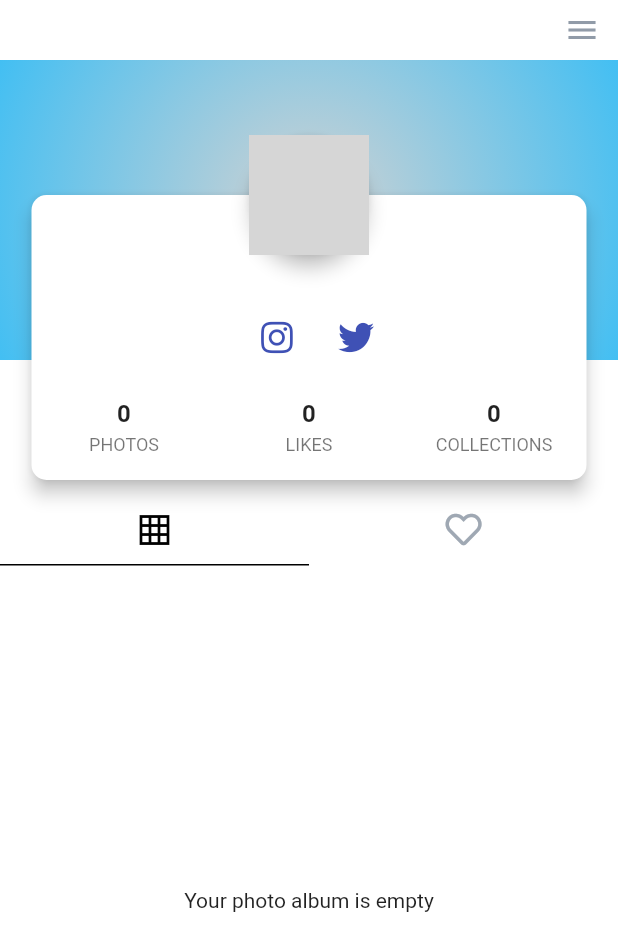
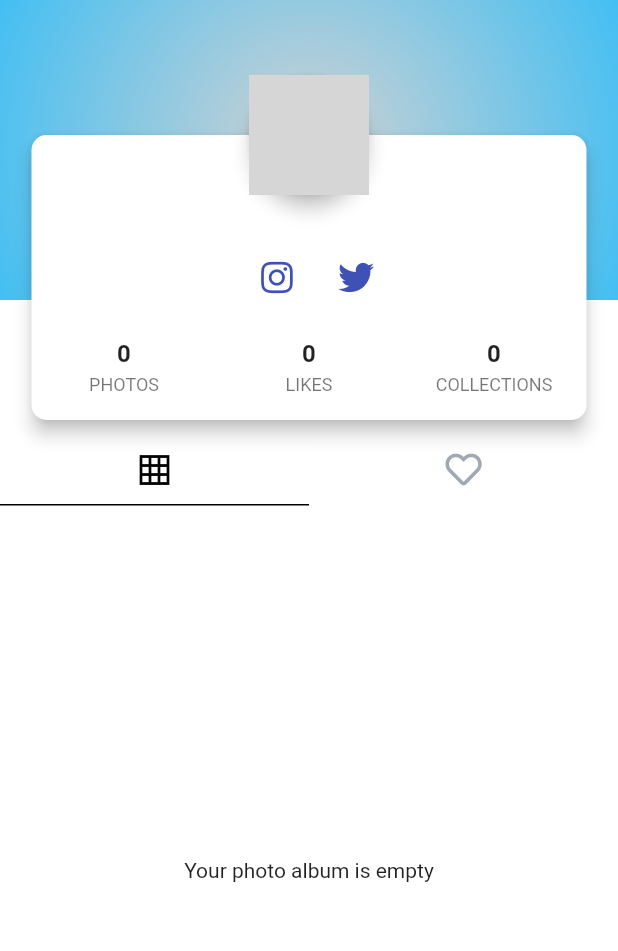
Before and after one commit to frosterlolz/unsplash_gallery, a Flutter app: the ProfilePage screen opened directly with empty values, on a phone screen of 412 x 824 dp. Shown: the top 951 px of the screen. Run offline on Flutter 3.47's test engine with Material 2 defaults, Android fonts, the phone set to English and light mode, and no system bars; our stand-ins replace adaptive_theme, cached_network_image, connectivity, dio, flutter_cache_manager, font_awesome_flutter and 4 more; network calls fail; statements that could not run were skipped; grey boxes are pictures that could not be loaded.

Commit message:
dont know what to write here :D

```diff
--- a/lib/app.dart
+++ b/lib/app.dart
@@ -12,7 +12,7 @@ class MyApp extends StatelessWidget {
   @override
   Widget build(BuildContext context) {
     return AdaptiveTheme(
-      initial: AdaptiveThemeMode.light,
+      initial: AdaptiveThemeMode.system,
       light: kLightTheme,
       dark: kDarkTheme,
       builder: (theme, darkTheme) => MaterialApp(
--- a/lib/screens/bottom_nav_bar/profile.dart
+++ b/lib/screens/bottom_nav_bar/profile.dart
@@ -1,6 +1,6 @@
-import 'package:adaptive_action_sheet/adaptive_action_sheet.dart';
+import 'dart:async';
+import 'dart:io';
 import 'package:flutter/material.dart';
-import 'package:flutter_cache_manager/flutter_cache_manager.dart';
 import 'package:font_awesome_flutter/font_awesome_flutter.dart';
 import 'package:unsplash_gallery/data_provider.dart';
 import 'package:unsplash_gallery/generated/l10n.dart';
@@ -8,7 +8,6 @@ import 'package:unsplash_gallery/models/model.dart';
 import 'package:unsplash_gallery/res/colors.dart';
 import 'package:unsplash_gallery/screens/collection_screen.dart';
 import 'package:unsplash_gallery/screens/photo_screen.dart';
-import 'package:unsplash_gallery/widgets/buttons/change_theme.dart';
 import 'package:unsplash_gallery/widgets/collection_widget.dart';
 import 'package:unsplash_gallery/widgets/header_widget.dart';
 import 'package:unsplash_gallery/widgets/photo.dart';
@@ -29,13 +28,16 @@ class ProfilePage extends StatefulWidget {
 }
 
 class _ProfilePageState extends State<ProfilePage> {
+  late StreamSubscription subscription;
+  // final RefreshController _refreshController =
+  //     RefreshController(initialRefresh: false);
   final ScrollController _scrollController = ScrollController();
   final ScrollController _horizontalController = ScrollController();
   int pageCollectionsCount = 1;
   int pageCount = 1;
   int pageLikedCount = 1;
-  bool isLoading = false; // photos+LikedPhotos
-  bool isLoadingCol = false; // collections
+  bool isLoading = false;
+  bool isLoadingCol = false;
   List<Photo> userPhotos = [];
   List<Photo> userLikedPhotos = [];
   List<Collection> userColList = [];
@@ -43,7 +45,18 @@ class _ProfilePageState extends State<ProfilePage> {
   String title = '';
   String description = '';
   bool _isPrivate = false;
-  // late Collection collection;
+  final List<Tab> _tabs = const [
+    Tab(
+      icon: Icon(
+        Icons.grid_on_sharp,
+      ),
+    ),
+    Tab(
+      icon: Icon(
+        FontAwesomeIcons.heart,
+      ),
+    ),
+  ];
 
   @override
   void initState() {
@@ -80,96 +93,24 @@ class _ProfilePageState extends State<ProfilePage> {
     super.dispose();
   }
 
-  final List<Tab> _tabs = const [
-    Tab(
-      icon: Icon(
-        Icons.grid_on_sharp,
-      ),
-    ),
-    Tab(
-      icon: Icon(
-        FontAwesomeIcons.heart,
-      ),
-    ),
-  ];
-
   @override
-  Widget build(BuildContext context) => Builder(
-        builder: (context) => Scaffold(
-            endDrawer: Container(
-              width: MediaQuery.of(context).size.width * 0.70,
-              margin: EdgeInsets.only(top: 60),
-              child: ClipRRect(
-                borderRadius: BorderRadius.only(topLeft: Radius.circular(25)),
-
-                child: Drawer(
-                  child: Column(
-                    mainAxisAlignment: MainAxisAlignment.spaceBetween,
-                    children: [
-                      Column(
-                      children: [
-                        ListTile(title: Text(widget.user.name!, style: TextStyle(fontSize: 18),)),
-                        Divider(thickness: 1.0,),
-                        ListTile(title: Row(children:[Icon(Icons.cached_outlined), SizedBox(width: 10,) ,Text(S.of(context).clearCache)])),
-                      ],
-                    ),
-                      Column(children: [Divider(thickness: 1.0,),Row(
-                        mainAxisAlignment: MainAxisAlignment.spaceBetween,
-                        children: [
-                          IconButton(
-                            // TODO: u know what to do)
-                              onPressed: (){},
-                              icon: Icon(Icons.lightbulb))
-                        ],
-                      )])
-                    ],
-                  ),
-                ),
-              ),
-            ),
-            endDrawerEnableOpenDragGesture: false,
-            appBar: PreferredSize(
-                preferredSize: const Size.fromHeight(40),
-                child: _buildAppBar()),
-            body: _buildTabController()),
-      );
-
-  Widget _buildAppBar() => AppBar(
-        title: Text(
-          // TODO: change this
-          widget.user.username ?? 'username Null',
-          style: const TextStyle(
-            fontWeight: FontWeight.w600,
-            fontStyle: FontStyle.italic,
-          ),
-        ),
-        centerTitle: false,
-        automaticallyImplyLeading: false,
-        elevation: 0,
-        // actions: [
-        //   IconButton(
-        //     icon: const Icon(
-        //       Icons.settings,
-        //     ),
-        //     onPressed: () =>
-        //         // _onButtonPressed(),
-        //   )
-        // ],
-      );
-
-  Widget _buildTabController() => DefaultTabController(
-        length: 2,
-        child: Stack(
+  Widget build(BuildContext context) => Scaffold(
+        body: Stack(
           children: [
             Container(
               height: 200.0,
               decoration: const BoxDecoration(
                 gradient: RadialGradient(
                   radius: 1.5,
-                    colors: [AppColors.alto, AppColors.dodgerBlue]),
+                  colors: [AppColors.alto, AppColors.dodgerBlue],
                 ),
               ),
-            NestedScrollView(
+            ),
+            DefaultTabController(
+              length: 2,
+              child: NestedScrollView(
+                  physics: const BouncingScrollPhysics(),
+                  scrollDirection: Axis.vertical,
                   controller: _scrollController,
                   headerSliverBuilder: (context, _) {
                     return [
@@ -191,26 +132,36 @@ class _ProfilePageState extends State<ProfilePage> {
                           indicatorColor: Theme.of(context).primaryColor,
                           tabs: _tabs,
                         ),
+
                       ),
                       Expanded(
                         child: TabBarView(
                           children: [
                             userPhotos.isEmpty
-                              ? Center(
+                                ? Container(
+                                    color: Theme.of(context)
+                                        .scaffoldBackgroundColor,
+                                    child: Center(
                                       child: Text(S.of(context).noPhotos),
+                                    ),
                                   )
                                 : _gallery(userPhotos),
                             userLikedPhotos.isEmpty
-                              ? Center(
+                                ? Container(
+                                    color: Theme.of(context)
+                                        .scaffoldBackgroundColor,
+                                    child: Center(
                                       child: Text(S.of(context).noLikedPhotos),
+                                    ),
                                   )
                                 : _gallery(userLikedPhotos),
-                          // Container(),
                           ],
                         ),
                       ),
                     ],
-                )),
+                  ),
+                ),
+            ),
           ],
         ),
       );
@@ -419,25 +370,25 @@ class _ProfilePageState extends State<ProfilePage> {
         ),
       );
 
-  void _onButtonPressed() {
-    showAdaptiveActionSheet(
-        context: context,
-        actions: [
-          BottomSheetAction(
-              title: Row(
-                mainAxisAlignment: MainAxisAlignment.spaceBetween,
-                children: [
-                  Text(S.of(context).changeTheme),
-                  const ChangeTheme(),
-                ],
-              ),
-              onPressed: () {}),
-          BottomSheetAction(
-            title: Text(S.of(context).clearCache),
-            onPressed: clearCache,
-          ),
-        ],
-        cancelAction: CancelAction(title: Text(S.of(context).cancel)));
+  // void _onButtonPressed() {
+  //   showAdaptiveActionSheet(
+  //       context: context,
+  //       actions: [
+  //         BottomSheetAction(
+  //             title: Row(
+  //               mainAxisAlignment: MainAxisAlignment.spaceBetween,
+  //               children: [
+  //                 Text(S.of(context).changeTheme),
+  //                 const ChangeTheme(),
+  //               ],
+  //             ),
+  //             onPressed: () {}),
+  //         BottomSheetAction(
+  //           title: Text(S.of(context).clearCache),
+  //           onPressed: clearCache,
+  //         ),
+  //       ],
+  //       cancelAction: CancelAction(title: Text(S.of(context).cancel)));
 
   // showModalBottomSheet(
   //   constraints: BoxConstraints.tightFor(width: MediaQuery.of(context).size.width - 30),
@@ -473,7 +424,7 @@ class _ProfilePageState extends State<ProfilePage> {
   //         ),
   //       );
   //     });
-  }
+  // }
 
   void init(String username, page, colPage, likedPage) async {
     setState(() {
@@ -497,13 +448,6 @@ class _ProfilePageState extends State<ProfilePage> {
       isLoading = false;
       isLoadingCol = false;
     });
-  }
-
-  void clearCache() {
-    DefaultCacheManager().emptyCache();
-    imageCache!.clear();
-    imageCache!.clearLiveImages();
-    setState(() {});
   }
 
   void _getPhotoByUser(int page) async {
@@ -553,4 +497,34 @@ class _ProfilePageState extends State<ProfilePage> {
       });
     }
   }
+  //
+  // void _onRefresh() async {
+  //   setState(() {
+  //     isLoading = true;
+  //     isLoadingCol = true;
+  //   });
+  //   PhotoList tempPhotosList =
+  //       await DataProvider.getPhotoByUser(widget.user.username!, 1, 10);
+  //   CollectionList tempCollectionsList =
+  //       await DataProvider.getCollectionsByUser(widget.user.username!, 1, 10);
+  //   PhotoList tempLikedPhotos =
+  //       await DataProvider.getLikedPhotoByUser(widget.user.username!, 1, 10);
+  //
+  //   if (mounted) {
+  //     setState(() {
+  //       pageCollectionsCount++;
+  //       pageCount++;
+  //       pageLikedCount++;
+  //       userPhotos = [];
+  //       userColList = [];
+  //       userLikedPhotos = [];
+  //       userPhotos.addAll(tempPhotosList.photos!);
+  //       userColList.addAll(tempCollectionsList.collections!);
+  //       userLikedPhotos.addAll(tempLikedPhotos.photos!);
+  //       isLoading = false;
+  //       isLoadingCol = false;
+  //     });
+  //   }
+  //   _refreshController.loadComplete();
+  // }
 }
--- a/lib/themes.dart
+++ b/lib/themes.dart
@@ -3,7 +3,7 @@ import 'package:unsplash_gallery/res/colors.dart';
 
 final kLightTheme = ThemeData.light().copyWith(
   secondaryHeaderColor: AppColors.white,
-  canvasColor: AppColors.grayChateau,
+  canvasColor: AppColors.white,
   tabBarTheme: const TabBarTheme().copyWith(
     labelColor: Colors.black,
     unselectedLabelColor: AppColors.grayChateau,
@@ -33,6 +33,7 @@ final kLightTheme = ThemeData.light().copyWith(
 );
 
 final kDarkTheme = ThemeData.dark().copyWith(
+
   secondaryHeaderColor: AppColors.deepGray,
   tabBarTheme: const TabBarTheme().copyWith(labelColor: AppColors.white,
     unselectedLabelColor: AppColors.grayChateau //Colors.white30,
--- a/pubspec.yaml
+++ b/pubspec.yaml
@@ -48,6 +48,7 @@ dependencies:
   url_launcher: ^6.0.12
   webview_flutter: ^2.1.1
   adaptive_action_sheet: ^2.0.0
+  pull_to_refresh: ^2.0.0
 
 dev_dependencies:
   flutter_test:
```
Also changed, not shown: lib/models/model.dart (+23 -0 lines), lib/screens/bottom_nav_bar/feed_and_search.dart (+49 -10 lines), lib/screens/home.dart (+96 -13 lines), lib/widgets/buttons/change_theme.dart (+31 -12 lines), lib/widgets/refresh_widget.dart (added, +38 -0 lines), pubspec.lock. Lines whose indentation alone changed are shown as unchanged.
